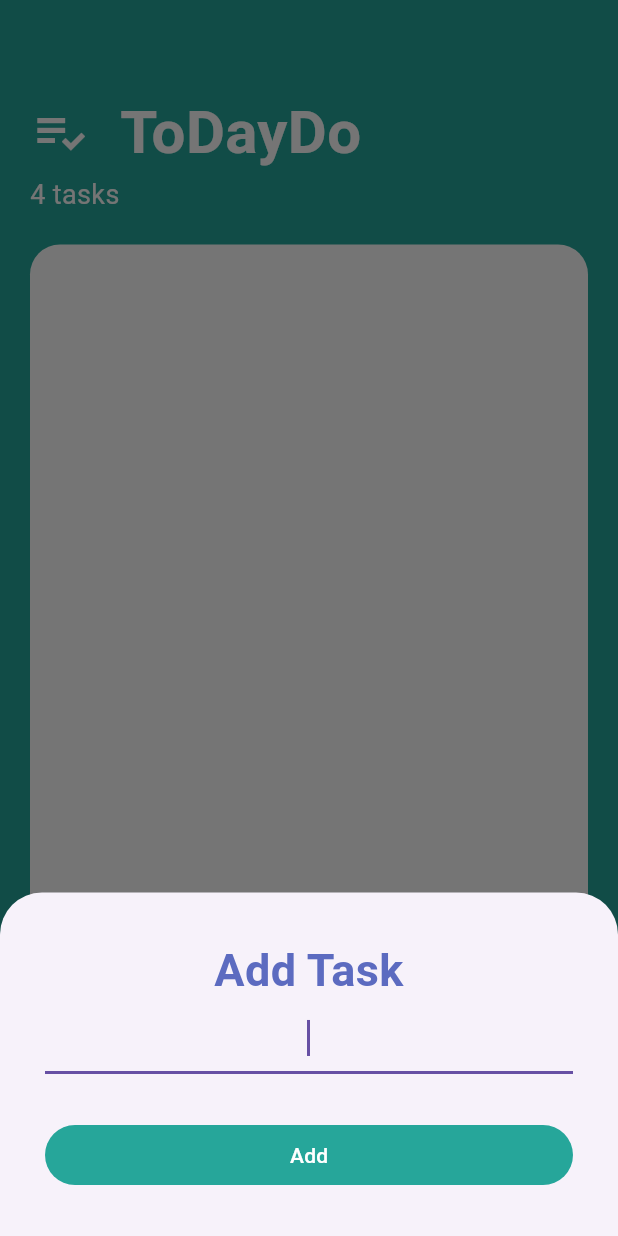
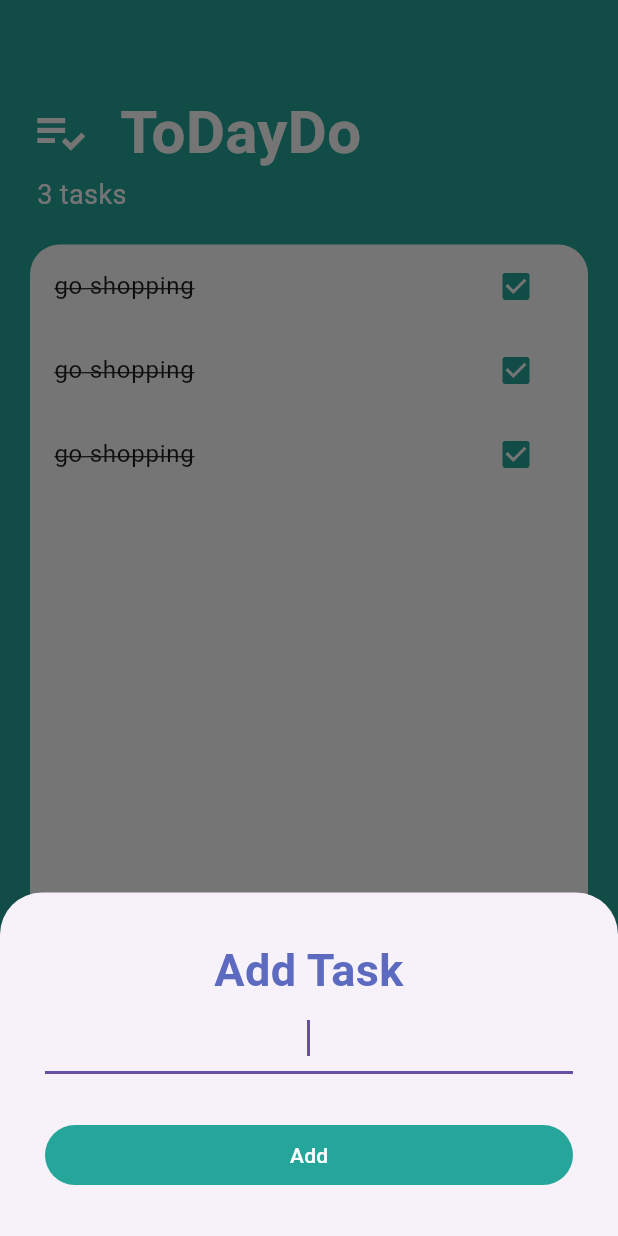
Before and after one commit to BatoolHardan/learn_provider, a Flutter app: the screen it shows after launch, after a tap on the "add" icon, on a phone screen of 412 x 824 dp. Run offline on Flutter 3.47's test engine with Material 3 defaults, Android fonts, the light colour scheme and no system bars.

Commit message:
View the new task on the screen

```diff
--- a/lib/screens/add_task_screen.dart
+++ b/lib/screens/add_task_screen.dart
@@ -1,8 +1,10 @@
 import 'package:flutter/material.dart';
 import 'package:today_app/models/tasks.dart';
+import 'tasks_screen.dart';
 
 class AddTaskScreen extends StatefulWidget {
-  const AddTaskScreen({super.key});
+  final Function addTaskCallback;
+  const AddTaskScreen({super.key, required this.addTaskCallback});
 
   @override
   State<AddTaskScreen> createState() => _AddTaskScreenState();
@@ -10,13 +12,14 @@ class AddTaskScreen extends StatefulWidget {
 
 class _AddTaskScreenState extends State<AddTaskScreen> {
   List<Task> tasks = [
-    Task(name: 'go shopping', isDone: false),
-    Task(name: 'buy a gift', isDone: false),
-    Task(name: 'repair the car', isDone: false),
+    Task(name: 'go shopping', isDone: true),
+    Task(name: 'go shopping', isDone: true),
+    Task(name: 'go shopping', isDone: true),
   ];
 
   @override
   Widget build(BuildContext context) {
+    String? newTasktitle;
     return Container(
       padding: EdgeInsets.all(30),
       child: Column(
@@ -31,14 +34,23 @@ class _AddTaskScreenState extends State<AddTaskScreen> {
               fontWeight: FontWeight.bold,
             ),
           ),
-          TextField(autofocus: true, textAlign: TextAlign.center),
+          TextField(
+            autofocus: true,
+            textAlign: TextAlign.center,
+            onChanged: (newText) {
+              newTasktitle = newText;
+            },
+          ),
           SizedBox(height: 30),
           TextButton(
-            onPressed: () {},
+            onPressed: () {
+              widget.addTaskCallback(newTasktitle);
+            },
             style: TextButton.styleFrom(
               foregroundColor: Colors.white,
               backgroundColor: Colors.teal[400],
             ),
+
             child: Text('Add'),
           ),
         ],
--- a/lib/screens/tasks_screen.dart
+++ b/lib/screens/tasks_screen.dart
@@ -1,9 +1,21 @@
 import 'package:flutter/material.dart';
+import 'package:today_app/models/tasks.dart';
 import 'package:today_app/screens/add_task_screen.dart';
 import 'package:today_app/widgets/tasks_list.dart';
 
-class TasksScreen extends StatelessWidget {
+class TasksScreen extends StatefulWidget {
   const TasksScreen({super.key});
+
+  @override
+  State<TasksScreen> createState() => _TasksScreenState();
+}
+
+class _TasksScreenState extends State<TasksScreen> {
+  List<Task> tasks = [
+    Task(name: 'go shopping', isDone: true),
+    Task(name: 'go shopping', isDone: true),
+    Task(name: 'go shopping', isDone: true),
+  ];
 
   @override
   Widget build(BuildContext context) {
@@ -20,7 +32,14 @@ class TasksScreen extends StatelessWidget {
                     padding: EdgeInsets.only(
                       bottom: MediaQuery.of(context).viewInsets.bottom,
                     ),
-                    child: AddTaskScreen(),
+                    child: AddTaskScreen(
+                      addTaskCallback: (newTaskTitle) {
+                        setState(() {
+                          tasks.add(Task(name: newTaskTitle, isDone: true));
+                          Navigator.pop(context);
+                        });
+                      },
+                    ),
                   ),
                 ),
           );
@@ -50,7 +69,7 @@ class TasksScreen extends StatelessWidget {
                 ],
               ),
               Text(
-                '4 tasks',
+                ' ${tasks.length} tasks',
                 style: TextStyle(color: Colors.white, fontSize: 18),
               ),
               SizedBox(height: 20),
@@ -60,7 +79,7 @@ class TasksScreen extends StatelessWidget {
                     color: Colors.white,
                     borderRadius: BorderRadius.all(Radius.circular(20)),
                   ),
-                  child: TasksList(tasks: []),
+                  child: TasksList(tasks: tasks),
                 ),
               ),
             ],
```
